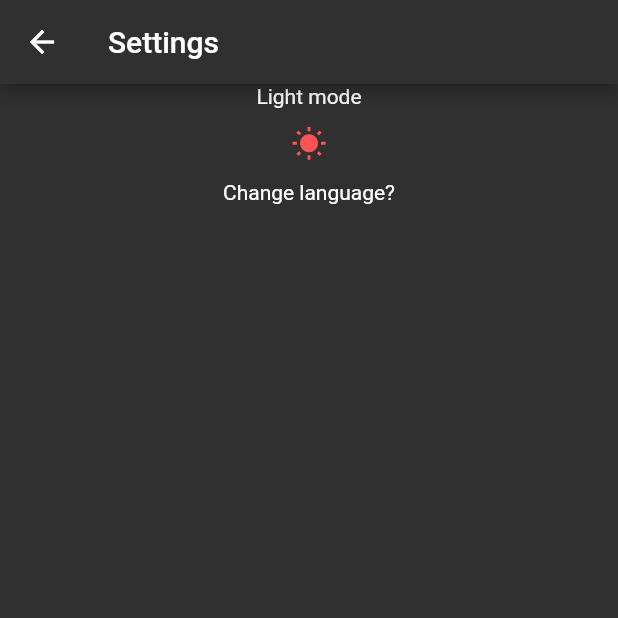
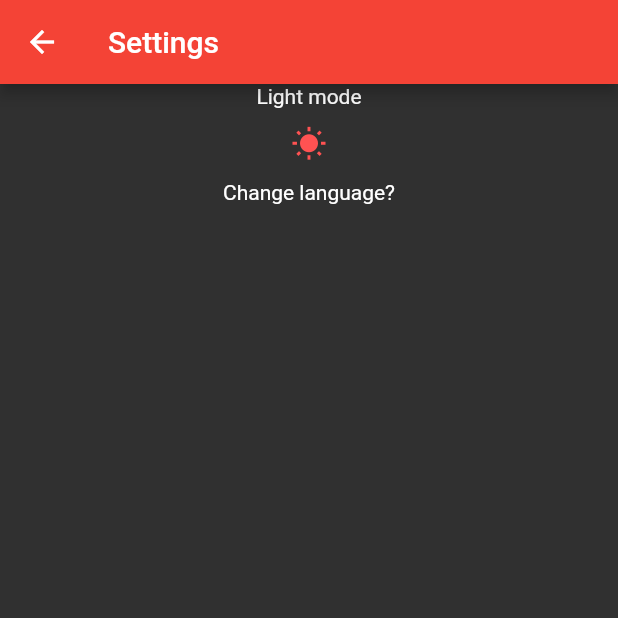
Before and after one commit to ucll-mobile-2021/project-coronaapp, a Flutter app: the SettingsTab screen opened directly, on a phone screen of 412 x 824 dp, the top half of it. Run offline on Flutter 3.47's test engine with Material 2 defaults, Android fonts, the phone set to English and light mode, and no system bars; network calls fail.

Commit message:
More: submenu's h1 red

```diff
--- a/lib/screens/more/faq.dart
+++ b/lib/screens/more/faq.dart
@@ -1,7 +1,5 @@
-import 'package:coronapp/config/theme.dart';
 import 'package:coronapp/type/question.dart';
 import 'package:flutter/material.dart';
-import 'package:provider/provider.dart';
 
 class FaqTab extends StatelessWidget {
   final questionsWithAnswers = [
@@ -33,12 +31,10 @@ class FaqTab extends StatelessWidget {
 
   @override
   Widget build(BuildContext context) {
-    ThemeChanger _themeChanger = Provider.of<ThemeChanger>(context); // Theme
-
     return Scaffold(
       appBar: AppBar(
         title: Text("FAQ"),
-        backgroundColor: _themeChanger.themeColors(),
+        backgroundColor: Colors.red,
       ),
       body: ListView(
         physics: BouncingScrollPhysics(),
--- a/lib/screens/more/info.dart
+++ b/lib/screens/more/info.dart
@@ -1,6 +1,4 @@
-import 'package:coronapp/config/theme.dart';
 import 'package:flutter/material.dart';
-import 'package:provider/provider.dart';
 
 class InfoTab extends StatelessWidget {
   final informationItems = [
@@ -24,12 +22,10 @@ class InfoTab extends StatelessWidget {
 
   @override
   Widget build(BuildContext context) {
-    ThemeChanger _themeChanger = Provider.of<ThemeChanger>(context); // Theme
-
     return Scaffold(
       appBar: AppBar(
         title: Text("Info"),
-        backgroundColor: _themeChanger.themeColors(),
+        backgroundColor: Colors.red,
       ),
       body: ListView.builder(
         padding: EdgeInsets.all(10),
--- a/lib/screens/more/notifications.dart
+++ b/lib/screens/more/notifications.dart
@@ -1,17 +1,13 @@
-import 'package:coronapp/config/theme.dart';
 import 'package:flutter/material.dart';
-import 'package:provider/provider.dart';
 
 
 class NotificationsTab extends StatelessWidget {
   @override
   Widget build(BuildContext context) {
-    ThemeChanger _themeChanger = Provider.of<ThemeChanger>(context); // Theme
-
     return Scaffold(
       appBar: AppBar(
         title: Text("Notifications"),
-        backgroundColor: _themeChanger.themeColors(),
+        backgroundColor: Colors.red,
       ),
       body: Center(
         child: Text("Notifications"),
--- a/lib/screens/more/settings.dart
+++ b/lib/screens/more/settings.dart
@@ -10,7 +10,7 @@ class SettingsTab extends StatelessWidget {
     return Scaffold(
       appBar: AppBar(
         title: Text("Settings"),
-        backgroundColor: _themeChanger.themeColors(),
+        backgroundColor: Colors.red,
       ),
       body: Center(
         child: Column(
```
Also changed, not shown: lib/screens/more/help.dart (+2 -5 lines).
